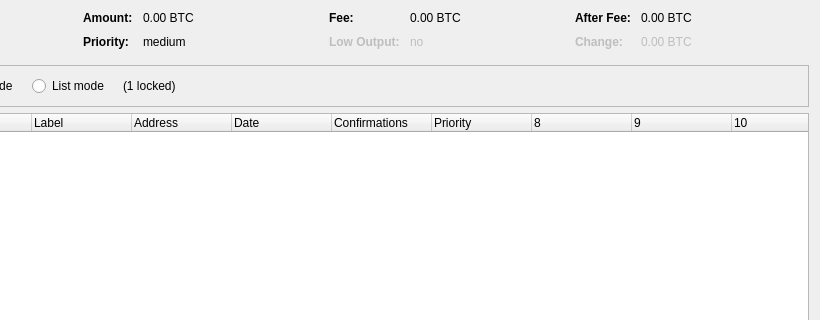
baldurodinsson/auroracoin-project, file src/qt/forms/coincontroldialog.ui: the form before one commit; both pictures show x 180 to 1000 and y 0 to 320 of the 1000 by 500 pixel window.
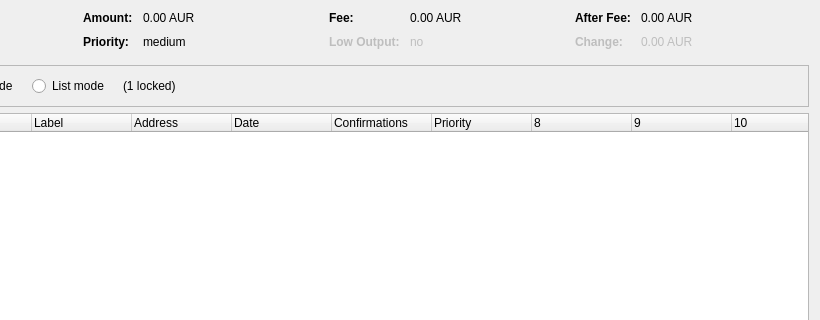
The form after the commit. Custom widgets are drawn as their Qt base class.

```diff
--- a/src/qt/forms/coincontroldialog.ui
+++ b/src/qt/forms/coincontroldialog.ui
@@ -132,7 +132,7 @@
           <enum>Qt::ActionsContextMenu</enum>
          </property>
          <property name="text">
-          <string notr="true">0.00 BTC</string>
+          <string notr="true">0.00 AUR</string>
          </property>
          <property name="textInteractionFlags">
           <set>Qt::LinksAccessibleByMouse|Qt::TextSelectableByKeyboard|Qt::TextSelectableByMouse</set>
@@ -206,7 +206,7 @@
           <enum>Qt::ActionsContextMenu</enum>
          </property>
          <property name="text">
-          <string notr="true">0.00 BTC</string>
+          <string notr="true">0.00 AUR</string>
          </property>
          <property name="textInteractionFlags">
           <set>Qt::LinksAccessibleByMouse|Qt::TextSelectableByKeyboard|Qt::TextSelectableByMouse</set>
@@ -286,7 +286,7 @@
           <enum>Qt::ActionsContextMenu</enum>
          </property>
          <property name="text">
-          <string notr="true">0.00 BTC</string>
+          <string notr="true">0.00 AUR</string>
          </property>
          <property name="textInteractionFlags">
           <set>Qt::LinksAccessibleByMouse|Qt::TextSelectableByKeyboard|Qt::TextSelectableByMouse</set>
@@ -321,7 +321,7 @@
           <enum>Qt::ActionsContextMenu</enum>
          </property>
          <property name="text">
-          <string notr="true">0.00 BTC</string>
+          <string notr="true">0.00 AUR</string>
          </property>
          <property name="textInteractionFlags">
           <set>Qt::LinksAccessibleByMouse|Qt::TextSelectableByKeyboard|Qt::TextSelectableByMouse</set>
```
